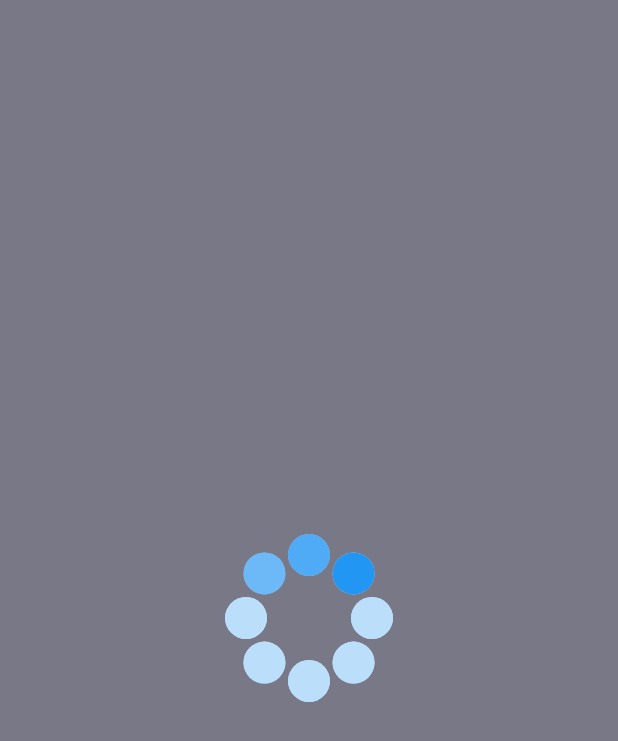
After one commit to Hirozumi-Ryosuke/DotLoadersPack, an Android app: the layout avtivity_main.xml on its own in the app's theme, with its tools: preview values and no code run, on a phone screen of 412 x 824 dp. The commit adds this screen. Shown: the top 741 px of the screen. Run offline under Robolectric (Android 15) with nearby library versions, the phone set to English and light mode, and no system bars.

Commit message:
2020/05/01_1

```diff
--- a/app/build.gradle
+++ b/app/build.gradle
@@ -8,7 +8,7 @@ android {
 
     defaultConfig {
         applicationId "com.example.dotloaderspack"
-        minSdkVersion 19
+        minSdkVersion 23
         targetSdkVersion 29
         versionCode 1
         versionName "1.0"
--- a/app/src/main/java/com/example/dotloaderspack/dotsloader/loaders/CircularDotsLoader.kt
+++ b/app/src/main/java/com/example/dotloaderspack/dotsloader/loaders/CircularDotsLoader.kt
@@ -80,18 +80,39 @@ class CircularDotsLoader : CircularAbstractView {
 
         for (i in 0 until noOfDots) {
 
-            if (i + 1 == selectedDotPos) {
-                canvas.drawCircle(dotsXCorArr[i], dotsYCorArr[i], radius.toFloat(),
-                    selectedCirclePaint!!
-                )
-            } else if (this.showRunningShadow && i + 1 == firstShadowPos) {
-                canvas.drawCircle(dotsXCorArr[i], dotsYCorArr[i], radius.toFloat(), firstShadowPaint)
-            } else if (this.showRunningShadow && i + 1 == secondShadowPos) {
-                canvas.drawCircle(dotsXCorArr[i], dotsYCorArr[i], radius.toFloat(), secondShadowPaint)
-            } else {
-                canvas.drawCircle(dotsXCorArr[i], dotsYCorArr[i], radius.toFloat(),
-                    defaultCirclePaint!!
-                )
+            when {
+                i + 1 == selectedDotPos -> {
+                    canvas.drawCircle(
+                        dotsXCorArr[i],
+                        dotsYCorArr[i],
+                        radius.toFloat(),
+                        selectedCirclePaint!!
+                    )
+                }
+                this.showRunningShadow && i + 1 == firstShadowPos -> {
+                    canvas.drawCircle(
+                        dotsXCorArr[i],
+                        dotsYCorArr[i],
+                        radius.toFloat(),
+                        firstShadowPaint
+                    )
+                }
+                this.showRunningShadow && i + 1 == secondShadowPos -> {
+                    canvas.drawCircle(
+                        dotsXCorArr[i],
+                        dotsYCorArr[i],
+                        radius.toFloat(),
+                        secondShadowPaint
+                    )
+                }
+                else -> {
+                    canvas.drawCircle(
+                        dotsXCorArr[i],
+                        dotsYCorArr[i],
+                        radius.toFloat(),
+                        defaultCirclePaint!!
+                    )
+                }
             }
 
         }
--- a/app/src/main/java/com/example/dotloaderspack/dotsloader/utils/Helper.kt
+++ b/app/src/main/java/com/example/dotloaderspack/dotsloader/utils/Helper.kt
@@ -2,11 +2,12 @@ package com.example.dotloaderspack.dotsloader.utils
 
 import android.graphics.Color
 import java.util.*
+import kotlin.math.roundToInt
 
 object Helper {
 
     fun adjustAlpha(color: Int, factor: Float): Int {
-        val alpha = Math.round(Color.alpha(color) * factor)
+        val alpha = (Color.alpha(color) * factor).roundToInt()
         val red = Color.red(color)
         val green = Color.green(color)
         val blue = Color.blue(color)
--- /dev/null
+++ b/app/src/main/res/layout/avtivity_main.xml
@@ -0,0 +1,121 @@
+<?xml version="1.0" encoding="utf-8"?>
+<LinearLayout xmlns:android="http://schemas.android.com/apk/res/android"
+    xmlns:app="http://schemas.android.com/apk/res-auto"
+    xmlns:tools="http://schemas.android.com/tools"
+    android:id="@+id/container"
+    android:layout_width="match_parent"
+    android:layout_height="match_parent"
+    android:background="@color/grey_cool"
+    android:gravity="center"
+    android:orientation="vertical"
+    tools:context="com.example.dotloaderspack.MainActivity">
+
+    <!--<com.example.dotloaderspack.dotsloader.loaders.TashieLoader
+        android:layout_width="wrap_content"
+        android:layout_height="wrap_content"
+        android:layout_margin="16dp"
+        app:tashieloader_animDelay="200"
+        app:tashieloader_animDur="1000"
+        app:tashieloader_dotsDist="3dp"
+        app:tashieloader_dotsRadius="10dp"
+        app:tashieloader_interpolator="@android:anim/accelerate_interpolator"
+        app:tashieloader_noOfDots="10" />
+    <com.example.dotloaderspack.dotsloader.loaders.TashieLoader
+        android:layout_width="wrap_content"
+        android:layout_height="wrap_content"
+        android:layout_margin="32dp"
+        app:tashieloader_animDelay="200"
+        app:tashieloader_animDur="1000"
+        app:tashieloader_dotsColor="@color/purple_selected"
+        app:tashieloader_dotsDist="5dp"
+        app:tashieloader_dotsRadius="20dp"
+        app:tashieloader_interpolator="@android:anim/accelerate_interpolator"
+        app:tashieloader_noOfDots="6" />-->
+
+    <!--<com.example.dotloaderspack.dotsloader.loaders.LinearDotsLoader
+        android:layout_width="wrap_content"
+        android:layout_height="wrap_content"
+        android:layout_marginBottom="20dp"
+        android:layout_marginTop="20dp"
+        app:loader_animDur="800"
+        app:loader_circleRadius="12dp"
+        app:loader_dotsDist="8dp"
+        app:loader_expandOnSelect="true"
+        app:loader_isSingleDir="true"
+        app:loader_noOfDots="5"
+        app:loader_selectedRadius="16dp"
+        app:loader_showRunningShadow="false" />-->
+
+    <!--<com.example.dotloaderspack.dotsloader.loaders.LinearDotsLoader
+        android:layout_width="wrap_content"
+        android:layout_height="wrap_content"
+        android:layout_marginBottom="20dp"
+        android:layout_marginTop="20dp"
+        app:loader_animDur="100"
+        app:loader_circleRadius="12dp"
+        app:loader_dotsDist="6dp"
+        app:loader_isSingleDir="false"
+        app:loader_noOfDots="8"
+        app:loader_selectedRadius="16dp" />-->
+
+    <!--<com.example.dotloaderspack.dotsloader.loaders.LinearDotsLoader
+        android:layout_width="wrap_content"
+        android:layout_height="wrap_content"
+        android:layout_marginBottom="20dp"
+        android:layout_marginTop="20dp"
+        app:loader_animDur="1000"
+        app:loader_circleRadius="14dp"
+        app:loader_defaultColor="@color/pink_default"
+        app:loader_dotsDist="4dp"
+        app:loader_expandOnSelect="true"
+        app:loader_isSingleDir="false"
+        app:loader_noOfDots="6"
+        app:loader_selectedColor="@color/pink_selected"
+        app:loader_selectedRadius="20dp" />-->
+
+    <!--<com.example.dotloaderspack.dotsloader.loaders.LinearDotsLoader
+        android:layout_width="wrap_content"
+        android:layout_height="wrap_content"
+        android:layout_marginBottom="20dp"
+        android:layout_marginTop="20dp"
+        app:loader_circleRadius="12dp"
+        app:loader_defaultColor="@color/blue_delfault"
+        app:loader_dotsDist="6dp"
+        app:loader_isSingleDir="true"
+        app:loader_selectedColor="@color/blue_selected" />-->
+
+    <!--<com.example.dotloaderspack.dotsloader.loaders.LinearDotsLoader
+        android:layout_width="wrap_content"
+        android:layout_height="wrap_content"
+        android:layout_marginBottom="20dp"
+        android:layout_marginTop="20dp"
+        app:loader_circleRadius="8dp"
+        app:loader_defaultColor="@color/purple_default"
+        app:loader_dotsDist="6dp"
+        app:loader_isSingleDir="true"
+        app:loader_noOfDots="8"
+        app:loader_selectedColor="@color/purple_selected" />
+    <com.example.dotloaderspack.dotsloader.loaders.CircularDotsLoader
+        android:layout_width="wrap_content"
+        android:layout_height="wrap_content"
+        app:loader_animDur="1000"
+        app:loader_bigCircleRadius="42dp"
+        app:loader_circleRadius="14dp"
+        app:loader_defaultColor="@color/purple_default"
+        app:loader_firstShadowColor="@color/pink_selected"
+        app:loader_secondShadowColor="@color/pink_default"
+        app:loader_selectedColor="@color/purple_selected"
+        app:loader_showRunningShadow="true" />-->
+
+    <com.example.dotloaderspack.dotsloader.loaders.CircularDotsLoader
+        android:layout_width="wrap_content"
+        android:layout_height="wrap_content"
+        android:layout_margin="16dp"
+        app:loader_animDur="1000"
+        app:loader_bigCircleRadius="42dp"
+        app:loader_circleRadius="14dp"
+        app:loader_defaultColor="@color/blue_delfault"
+        app:loader_selectedColor="@color/blue_selected"
+        app:loader_showRunningShadow="true" />
+
+</LinearLayout>
--- a/app/src/main/res/layout/main_lazyloader.xml
+++ b/app/src/main/res/layout/main_lazyloader.xml
@@ -7,7 +7,7 @@
     android:gravity="center"
     android:orientation="vertical">
 
-    <com.agrawalsuneet.dotsloader.loaders.LazyLoader
+    <com.example.dotloaderspack.dotsloader.loaders.LazyLoader
         android:layout_width="wrap_content"
         android:layout_height="wrap_content"
         android:layout_margin="16dp"
@@ -21,7 +21,7 @@
         app:lazyloader_secondDotColor="@color/amber"
         app:lazyloader_thirdDotColor="@color/green" />
 
-    <com.agrawalsuneet.dotsloader.loaders.LazyLoader
+    <com.example.dotloaderspack.dotsloader.loaders.LazyLoader
         android:layout_width="wrap_content"
         android:layout_height="wrap_content"
         android:layout_margin="16dp"
@@ -36,7 +36,7 @@
         app:lazyloader_thirdDotColor="@color/blue_selected" />
 
 
-    <com.agrawalsuneet.dotsloader.loaders.LazyLoader
+    <com.example.dotloaderspack.dotsloader.loaders.LazyLoader
         android:layout_width="wrap_content"
         android:layout_height="wrap_content"
         android:layout_margin="16dp"
--- a/app/src/main/res/layout/main_sliding.xml
+++ b/app/src/main/res/layout/main_sliding.xml
@@ -10,7 +10,7 @@
     android:orientation="vertical"
     tools:context="com.example.dotloaderspack.MainActivity">
 
-    <com.agrawalsuneet.dotsloader.loaders.SlidingLoader
+    <com.example.dotloaderspack.dotsloader.loaders.SlidingLoader
         android:layout_width="wrap_content"
         android:layout_height="wrap_content"
         android:layout_marginBottom="40dp"
```
Also changed, not shown: app/src/main/java/com/example/dotloaderspack/MainActivity.kt (+19 -18 lines), app/src/main/res/drawable/ic_launcher_background.xml (added, +170 -0 lines), app/src/main/res/drawable/ic_launcher_foreground.xml (added, +30 -0 lines), app/src/main/res/layout/main_alliance.xml (+5 -5 lines), app/src/main/res/layout/main_bounce.xml (+5 -5 lines), app/src/main/res/layout/main_circulardotsloader.xml (+5 -5 lines), app/src/main/res/layout/main_lights.xml (+5 -5 lines), app/src/main/res/layout/main_lineardotsloader.xml (+5 -5 lines), app/src/main/res/layout/main_pullin.xml (+5 -5 lines), app/src/main/res/layout/main_rotatingcircular.xml (+5 -5 lines), app/src/main/res/layout/main_tashie.xml (+5 -5 lines), app/src/main/res/layout/main_trailingcirculer.xml (+5 -5 lines), app/src/main/res/layout/main_zee.xml (+5 -5 lines).
